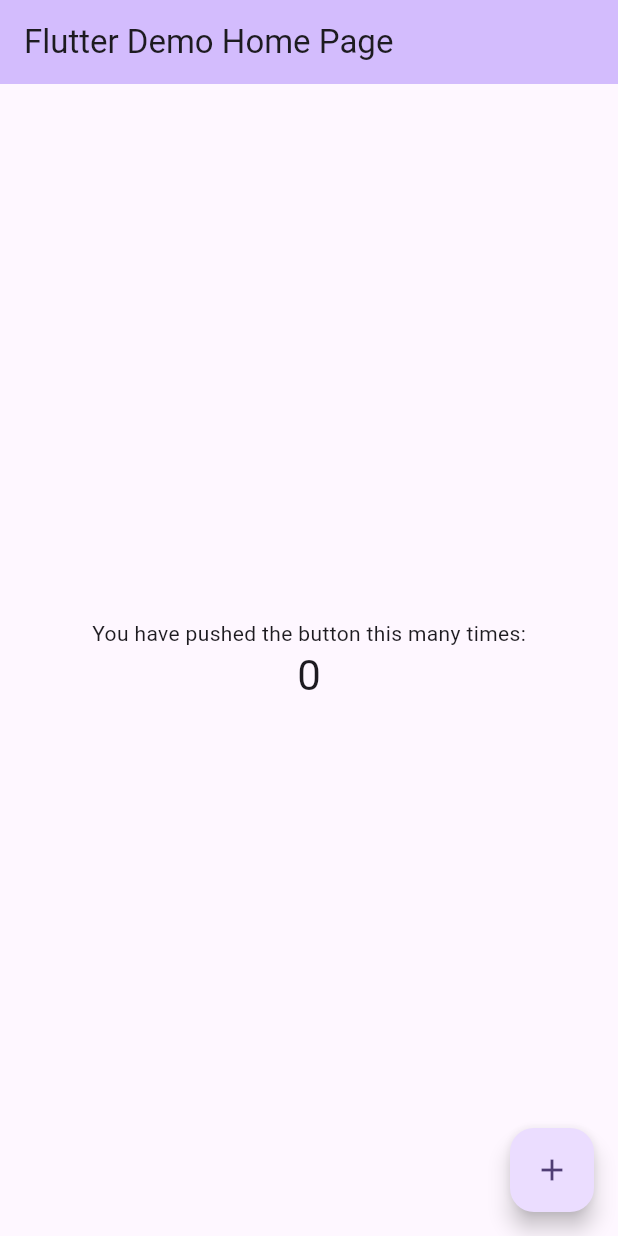
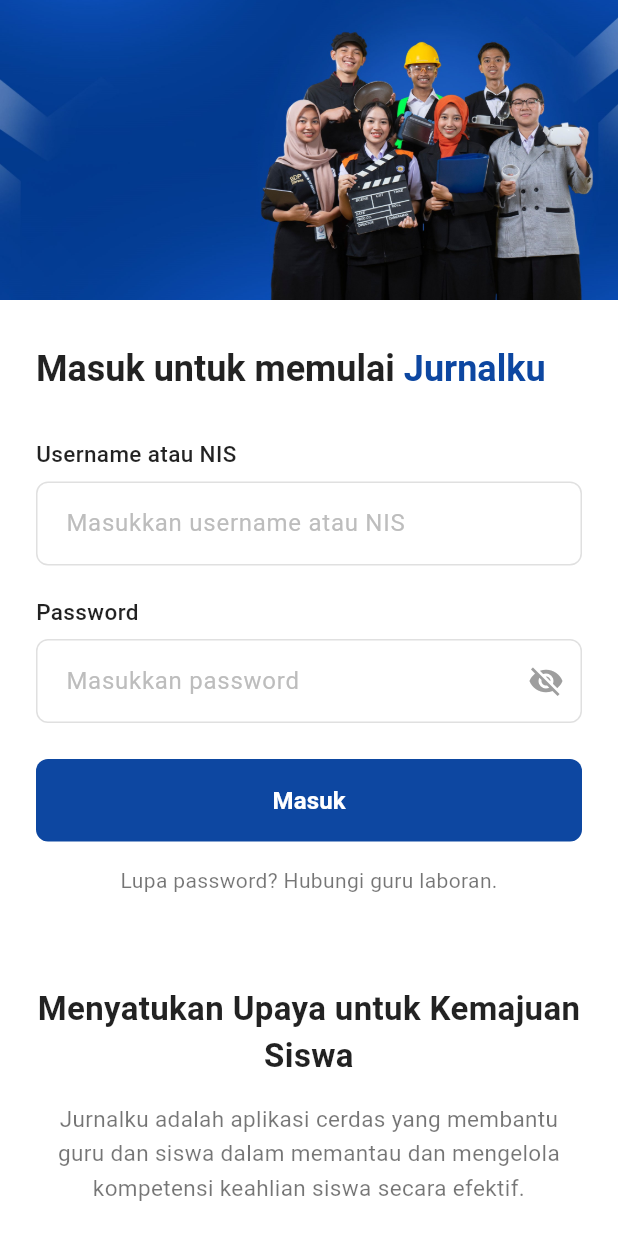
Before and after one commit to MuhamadAfghan/jurnalku, a Flutter app: the screen it shows after launch, on a phone screen of 412 x 824 dp. Run offline on Flutter 3.47's test engine with Material 3 defaults, Android fonts, the phone set to English and light mode, and no system bars; our stand-ins replace font_awesome_flutter.

Commit message:
Add LoginPage and integrate url_launcher plugin
Introduces a new LoginPage UI with school branding and feature highlights. Adds Banner-Web.jpg asset, integrates font_awesome_flutter and url_launcher for social media links, and updates main.dart to use LoginPage as the home screen. Updates pubspec.yaml and platform plugin registrants for url_launcher support.

```diff
--- /dev/null
+++ b/lib/LoginPage.dart
@@ -0,0 +1,381 @@
+import 'package:flutter/material.dart';
+import 'package:font_awesome_flutter/font_awesome_flutter.dart';
+import 'package:url_launcher/url_launcher.dart';
+
+class LoginPage extends StatelessWidget {
+  const LoginPage({super.key});
+
+  @override
+  Widget build(BuildContext context) {
+    return Scaffold(
+      backgroundColor: Colors.white,
+      body: SingleChildScrollView(
+        child: Column(
+          children: [
+            // IMAGE
+            Image.asset(
+              'assets/images/Banner-Web.jpg',
+              width: double.infinity,
+              height: 200,
+              fit: BoxFit.cover,
+            ),
+
+            const SizedBox(height: 32),
+
+            // FORM LOGIN
+            Container(
+              margin: const EdgeInsets.symmetric(horizontal: 24),
+              child: Column(
+                crossAxisAlignment: CrossAxisAlignment.start,
+                children: [
+                  RichText(
+                    text: const TextSpan(
+                      style: TextStyle(
+                        fontSize: 24,
+                        fontWeight: FontWeight.w600,
+                        color: Colors.black87,
+                      ),
+                      children: [
+                        TextSpan(text: "Masuk untuk memulai "),
+                        TextSpan(
+                          text: "Jurnalku",
+                          style: TextStyle(color: Color(0xFF0D47A1)),
+                        ),
+                      ],
+                    ),
+                  ),
+                  const SizedBox(height: 32),
+
+                  const Text(
+                    "Username atau NIS",
+                    style: TextStyle(
+                      fontSize: 15,
+                      fontWeight: FontWeight.w500,
+                      color: Colors.black87,
+                    ),
+                  ),
+                  const SizedBox(height: 8),
+                  TextField(
+                    decoration: InputDecoration(
+                      hintText: "Masukkan username atau NIS",
+                      hintStyle: TextStyle(color: Colors.grey.shade400),
+                      filled: true,
+                      fillColor: Colors.white,
+                      contentPadding: const EdgeInsets.symmetric(
+                        horizontal: 16,
+                        vertical: 16,
+                      ),
+                      border: OutlineInputBorder(
+                        borderRadius: BorderRadius.circular(8),
+                        borderSide: BorderSide(color: Colors.grey.shade300),
+                      ),
+                      enabledBorder: OutlineInputBorder(
+                        borderRadius: BorderRadius.circular(8),
+                        borderSide: BorderSide(color: Colors.grey.shade300),
+                      ),
+                      focusedBorder: OutlineInputBorder(
+                        borderRadius: BorderRadius.circular(8),
+                        borderSide: const BorderSide(color: Color(0xFF0D47A1)),
+                      ),
+                    ),
+                  ),
+
+                  const SizedBox(height: 20),
+
+                  const Text(
+                    "Password",
+                    style: TextStyle(
+                      fontSize: 15,
+                      fontWeight: FontWeight.w500,
+                      color: Colors.black87,
+                    ),
+                  ),
+                  const SizedBox(height: 8),
+                  TextField(
+                    obscureText: true,
+                    decoration: InputDecoration(
+                      hintText: "Masukkan password",
+                      hintStyle: TextStyle(color: Colors.grey.shade400),
+                      filled: true,
+                      fillColor: Colors.white,
+                      contentPadding: const EdgeInsets.symmetric(
+                        horizontal: 16,
+                        vertical: 16,
+                      ),
+                      suffixIcon: const Icon(Icons.visibility_off, color: Colors.grey),
+                      border: OutlineInputBorder(
+                        borderRadius: BorderRadius.circular(8),
+                        borderSide: BorderSide(color: Colors.grey.shade300),
+                      ),
+                      enabledBorder: OutlineInputBorder(
+                        borderRadius: BorderRadius.circular(8),
+                        borderSide: BorderSide(color: Colors.grey.shade300),
+                      ),
+                      focusedBorder: OutlineInputBorder(
+                        borderRadius: BorderRadius.circular(8),
+                        borderSide: const BorderSide(color: Color(0xFF0D47A1)),
+                      ),
+                    ),
+                  ),
+
+                  const SizedBox(height: 24),
+
+                  SizedBox(
+                    width: double.infinity,
+                    child: ElevatedButton(
+                      style: ElevatedButton.styleFrom(
+                        backgroundColor: const Color(0xFF0D47A1),
+                        padding: const EdgeInsets.symmetric(vertical: 16),
+                        shape: RoundedRectangleBorder(
+                          borderRadius: BorderRadius.circular(8),
+                        ),
+                        elevation: 0,
+                      ),
+                      onPressed: () {},
+                      child: const Text(
+                        "Masuk",
+                        style: TextStyle(
+                          fontSize: 16,
+                          fontWeight: FontWeight.w600,
+                          color: Colors.white,
+                        ),
+                      ),
+                    ),
+                  ),
+
+                  const SizedBox(height: 16),
+
+                  const Center(
+                    child: Text(
+                      "Lupa password? Hubungi guru laboran.",
+                      style: TextStyle(fontSize: 14, color: Colors.black54),
+                    ),
+                  ),
+                ],
+              ),
+            ),
+
+            const SizedBox(height: 60),
+
+            // CARD TITLE
+            const Padding(
+              padding: EdgeInsets.symmetric(horizontal: 24),
+              child: Text(
+                "Menyatukan Upaya untuk Kemajuan Siswa",
+                style: TextStyle(
+                  fontSize: 22,
+                  fontWeight: FontWeight.bold,
+                  color: Colors.black87,
+                ),
+                textAlign: TextAlign.center,
+              ),
+            ),
+            const SizedBox(height: 16),
+            const Padding(
+              padding: EdgeInsets.symmetric(horizontal: 32),
+              child: Text(
+                "Jurnalku adalah aplikasi cerdas yang membantu guru dan siswa dalam memantau dan mengelola kompetensi keahlian siswa secara efektif.",
+                style: TextStyle(
+                  fontSize: 15,
+                  color: Colors.black54,
+                  height: 1.5,
+                ),
+                textAlign: TextAlign.center,
+              ),
+            ),
+
+            const SizedBox(height: 40),
+
+            // FITUR CARD
+            ..._featureCards(),
+
+            const SizedBox(height: 60),
+
+            // FOOTER
+            Container(
+              width: double.infinity,
+              padding: const EdgeInsets.symmetric(vertical: 32, horizontal: 24),
+              color: const Color(0xFF0D47A1),
+              child: Column(
+                children: [
+                  // Social Media Icons
+                  Row(
+                    mainAxisAlignment: MainAxisAlignment.center,
+                    children: [
+                      _socialIcon(
+                        FontAwesomeIcons.whatsapp,
+                        'https://jurnalku.smkwikrama.sch.id/login',
+                      ),
+                      const SizedBox(width: 20),
+                      _socialIcon(
+                        FontAwesomeIcons.instagram,
+                        'https://www.instagram.com/smkwikrama/',
+                      ),
+                      const SizedBox(width: 20),
+                      _socialIcon(
+                        FontAwesomeIcons.linkedin,
+                        'https://www.linkedin.com/school/smkwikramabogor',
+                      ),
+                      const SizedBox(width: 20),
+                      _socialIcon(
+                        FontAwesomeIcons.youtube,
+                        'https://www.youtube.com/@multimediawikrama7482',
+                      ),
+                    ],
+                  ),
+                  const SizedBox(height: 24),
+                  const Text(
+                    "© GEN-28 PPLG SMK Wikrama Bogor. All Rights Reserved.",
+                    style: TextStyle(color: Colors.white70, fontSize: 13),
+                    textAlign: TextAlign.center,
+                  ),
+                ],
+              ),
+            ),
+          ],
+        ),
+      ),
+    );
+  }
+
+  // CLICKABLE USER
+  Widget _socialIcon(IconData icon, String url) {
+    return InkWell(
+      onTap: () => _launchURL(url),
+      borderRadius: BorderRadius.circular(8),
+      child: Container(
+        padding: const EdgeInsets.all(8),
+        decoration: BoxDecoration(
+          color: Colors.white.withOpacity(0.1),
+          borderRadius: BorderRadius.circular(8),
+        ),
+        child: FaIcon(icon, color: Colors.white, size: 24),
+      ),
+    );
+  }
+
+  // LAUNCH URL
+  Future<void> _launchURL(String urlString) async {
+    final Uri url = Uri.parse(urlString);
+    if (!await launchUrl(url, mode: LaunchMode.externalApplication)) {
+      throw Exception('Could not launch $urlString');
+    }
+  }
+
+  // LIST FITUR
+  List<Widget> _featureCards() {
+    return [
+      _feature(
+        icon: Icons.school,
+        title: "Dirancang untuk Sekolah Kami",
+        desc:
+            "Dikembangkan khusus untuk memenuhi kebutuhan sekolah kami dengan fokus pada kemajuan siswa kami.",
+        color: const Color(0xFFFFF3E0),
+        iconColor: const Color(0xFFFF9800),
+      ),
+      _feature(
+        icon: Icons.hub_outlined,
+        title: "Pemantauan yang Terstruktur",
+        desc:
+            "Memudahkan guru dalam menyusun dan memantau daftar kompetensi keahlian yang harus dikuasai siswa.",
+        color: const Color(0xFFF3E5F5),
+        iconColor: const Color(0xFF9C27B0),
+      ),
+      _feature(
+        icon: Icons.insights_outlined,
+        title: "Fitur Praktis dan Bermanfaat",
+        desc:
+            "Termasuk reminder otomatis, grafik perkembangan, dan analisis mendalam untuk efektivitas belajar.",
+        color: const Color(0xFFE3F2FD),
+        iconColor: const Color(0xFF2196F3),
+      ),
+      _feature(
+        icon: Icons.how_to_reg_outlined,
+        title: "Pengajuan Kompetensi oleh Siswa",
+        desc:
+            "Siswa dapat mengajukan kompetensi yang telah dikuasai untuk diverifikasi oleh guru.",
+        color: const Color(0xFFFFE0B2),
+        iconColor: const Color(0xFFFF9800),
+      ),
+      _feature(
+        icon: Icons.verified_outlined,
+        title: "Validasi dan Tanda Tangan Guru",
+        desc:
+            "Kompetensi yang disetujui diberikan tanda terima dan tanda tangan guru sebagai bukti.",
+        color: const Color(0xFFE8F5E9),
+        iconColor: const Color(0xFF4CAF50),
+      ),
+      _feature(
+        icon: Icons.monitor_heart_outlined,
+        title: "Pantauan Real-Time dan Transparan",
+        desc:
+            "Monitoring langsung, menciptakan lingkungan belajar yang efisien.",
+        color: const Color(0xFFFCE4EC),
+        iconColor: const Color(0xFFE91E63),
+      ),
+    ];
+  }
+
+  Widget _feature({
+    required IconData icon,
+    required String title,
+    required String desc,
+    required Color color,
+    required Color iconColor,
+  }) {
+    return Container(
+      margin: const EdgeInsets.symmetric(horizontal: 24, vertical: 8),
+      padding: const EdgeInsets.all(20),
+      decoration: BoxDecoration(
+        color: Colors.white,
+        borderRadius: BorderRadius.circular(12),
+        border: Border.all(color: Colors.grey.shade200),
+        boxShadow: [
+          BoxShadow(
+            color: Colors.black.withOpacity(0.04),
+            blurRadius: 8,
+            offset: const Offset(0, 2),
+          ),
+        ],
+      ),
+      child: Row(
+        crossAxisAlignment: CrossAxisAlignment.start,
+        children: [
+          Container(
+            padding: const EdgeInsets.all(12),
+            decoration: BoxDecoration(
+              color: color,
+              borderRadius: BorderRadius.circular(10),
+            ),
+            child: Icon(icon, size: 28, color: iconColor),
+          ),
+          const SizedBox(width: 16),
+          Expanded(
+            child: Column(
+              crossAxisAlignment: CrossAxisAlignment.start,
+              children: [
+                Text(
+                  title,
+                  style: const TextStyle(
+                    fontSize: 16,
+                    fontWeight: FontWeight.w600,
+                    color: Colors.black87,
+                  ),
+                ),
+                const SizedBox(height: 6),
+                Text(
+                  desc,
+                  style: TextStyle(
+                    fontSize: 14,
+                    color: Colors.grey.shade600,
+                    height: 1.4,
+                  ),
+                ),
+              ],
+            ),
+          ),
+        ],
+      ),
+    );
+  }
+}
--- a/lib/main.dart
+++ b/lib/main.dart
@@ -1,4 +1,5 @@
 import 'package:flutter/material.dart';
+import 'loginpage.dart';
 
 void main() {
   runApp(const MyApp());
@@ -7,116 +8,16 @@ void main() {
 class MyApp extends StatelessWidget {
   const MyApp({super.key});
 
-  // This widget is the root of your application.
   @override
+
   Widget build(BuildContext context) {
     return MaterialApp(
-      title: 'Flutter Demo',
+      debugShowCheckedModeBanner: false,
+      title: 'Jurnalku',
       theme: ThemeData(
-        // This is the theme of your application.
-        //
-        // TRY THIS: Try running your application with "flutter run". You'll see
-        // the application has a purple toolbar. Then, without quitting the app,
-        // try changing the seedColor in the colorScheme below to Colors.green
-        // and then invoke "hot reload" (save your changes or press the "hot
-        // reload" button in a Flutter-supported IDE, or press "r" if you used
-        // the command line to start the app).
-        //
-        // Notice that the counter didn't reset back to zero; the application
-        // state is not lost during the reload. To reset the state, use hot
-        // restart instead.
-        //
-        // This works for code too, not just values: Most code changes can be
-        // tested with just a hot reload.
         colorScheme: ColorScheme.fromSeed(seedColor: Colors.deepPurple),
       ),
-      home: const MyHomePage(title: 'Flutter Demo Home Page'),
+      home: const LoginPage(),
     );
   }
 }
-
-class MyHomePage extends StatefulWidget {
-  const MyHomePage({super.key, required this.title});
-
-  // This widget is the home page of your application. It is stateful, meaning
-  // that it has a State object (defined below) that contains fields that affect
-  // how it looks.
-
-  // This class is the configuration for the state. It holds the values (in this
-  // case the title) provided by the parent (in this case the App widget) and
-  // used by the build method of the State. Fields in a Widget subclass are
-  // always marked "final".
-
-  final String title;
-
-  @override
-  State<MyHomePage> createState() => _MyHomePageState();
-}
-
-class _MyHomePageState extends State<MyHomePage> {
-  int _counter = 0;
-
-  void _incrementCounter() {
-    setState(() {
-      // This call to setState tells the Flutter framework that something has
-      // changed in this State, which causes it to rerun the build method below
-      // so that the display can reflect the updated values. If we changed
-      // _counter without calling setState(), then the build method would not be
-      // called again, and so nothing would appear to happen.
-      _counter++;
-    });
-  }
-
-  @override
-  Widget build(BuildContext context) {
-    // This method is rerun every time setState is called, for instance as done
-    // by the _incrementCounter method above.
-    //
-    // The Flutter framework has been optimized to make rerunning build methods
-    // fast, so that you can just rebuild anything that needs updating rather
-    // than having to individually change instances of widgets.
-    return Scaffold(
-      appBar: AppBar(
-        // TRY THIS: Try changing the color here to a specific color (to
-        // Colors.amber, perhaps?) and trigger a hot reload to see the AppBar
-        // change color while the other colors stay the same.
-        backgroundColor: Theme.of(context).colorScheme.inversePrimary,
-        // Here we take the value from the MyHomePage object that was created by
-        // the App.build method, and use it to set our appbar title.
-        title: Text(widget.title),
-      ),
-      body: Center(
-        // Center is a layout widget. It takes a single child and positions it
-        // in the middle of the parent.
-        child: Column(
-          // Column is also a layout widget. It takes a list of children and
-          // arranges them vertically. By default, it sizes itself to fit its
-          // children horizontally, and tries to be as tall as its parent.
-          //
-          // Column has various properties to control how it sizes itself and
-          // how it positions its children. Here we use mainAxisAlignment to
-          // center the children vertically; the main axis here is the vertical
-          // axis because Columns are vertical (the cross axis would be
-          // horizontal).
-          //
-          // TRY THIS: Invoke "debug painting" (choose the "Toggle Debug Paint"
-          // action in the IDE, or press "p" in the console), to see the
-          // wireframe for each widget.
-          mainAxisAlignment: MainAxisAlignment.center,
-          children: <Widget>[
-            const Text('You have pushed the button this many times:'),
-            Text(
-              '$_counter',
-              style: Theme.of(context).textTheme.headlineMedium,
-            ),
-          ],
-        ),
-      ),
-      floatingActionButton: FloatingActionButton(
-        onPressed: _incrementCounter,
-        tooltip: 'Increment',
-        child: const Icon(Icons.add),
-      ), // This trailing comma makes auto-formatting nicer for build methods.
-    );
-  }
-}
```
Also changed, not shown: pubspec.yaml (+4 -3 lines), assets/images/Banner-Web.jpg (added), pubspec.lock, 5 other files.
